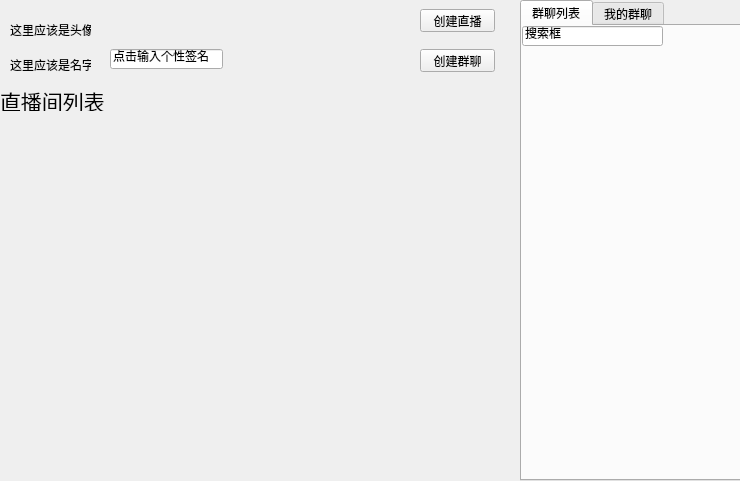
Old version of the form Client/Client/MainWindow.ui in the repository Leaf-ym/QtChat-1.
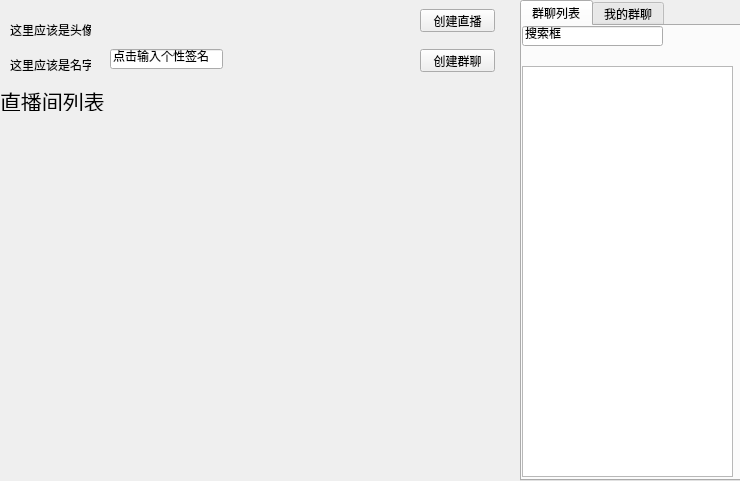
New version of the form.

What changed in the file:
```diff
--- a/Client/Client/MainWindow.ui
+++ b/Client/Client/MainWindow.ui
@@ -151,6 +151,16 @@
       <string>搜索框</string>
      </property>
     </widget>
+    <widget class="QListWidget" name="listWidget">
+     <property name="geometry">
+      <rect>
+       <x>0</x>
+       <y>40</y>
+       <width>211</width>
+       <height>411</height>
+      </rect>
+     </property>
+    </widget>
    </widget>
    <widget class="QWidget" name="tab_2">
     <attribute name="title">
```
